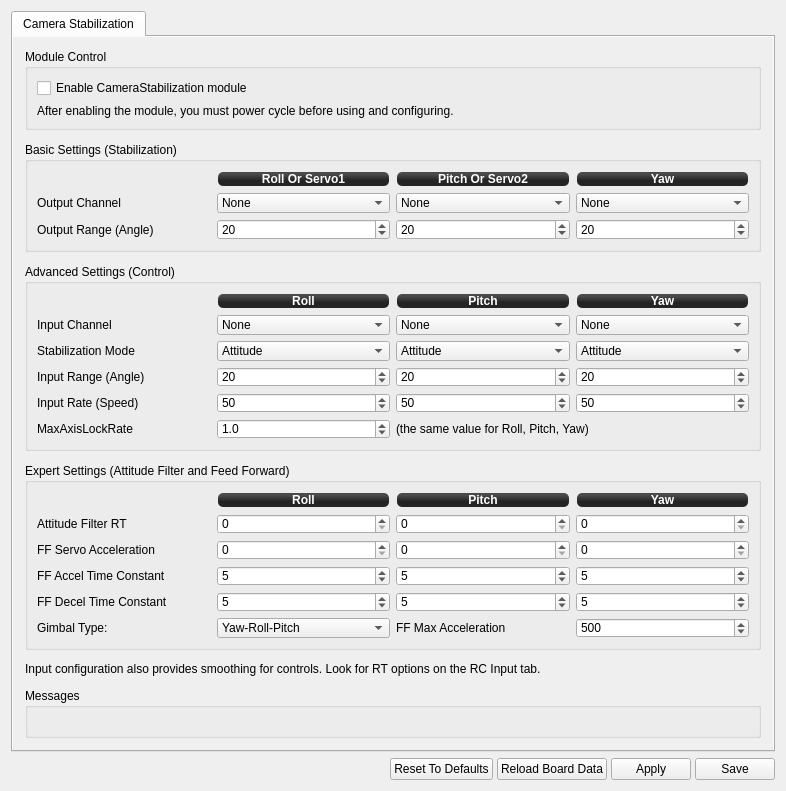
Old version of the form ground/openpilotgcs/src/plugins/config/camerastabilization.ui in the repository openpilot/OpenPilot.
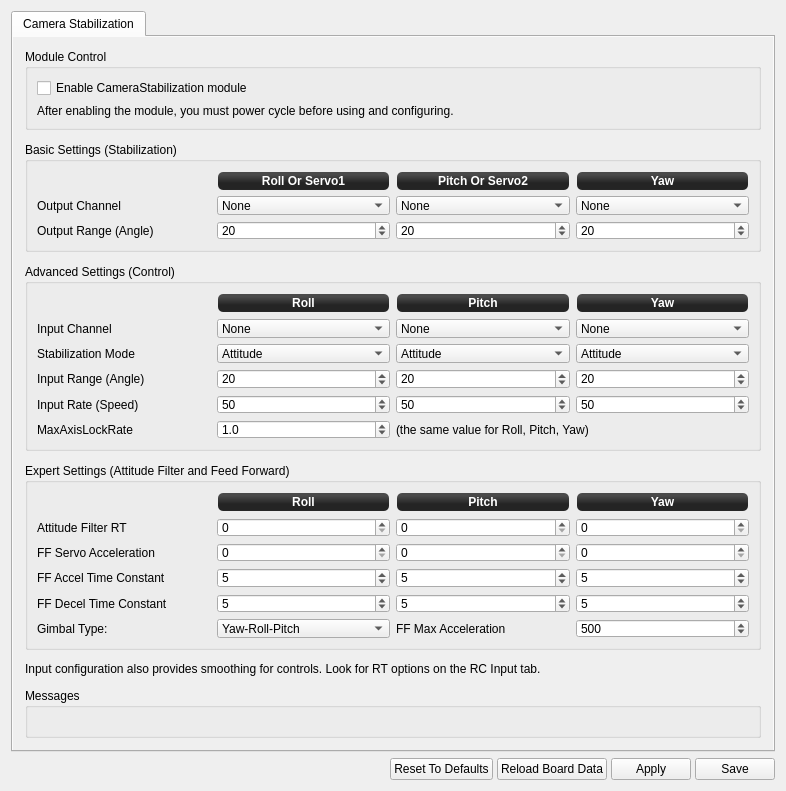
New version of the form. Icons and pictures are not drawn.

Commit message: OP-1323 GCS label font tweaks

Diff of the .ui file:
```diff
--- a/ground/openpilotgcs/src/plugins/config/camerastabilization.ui
+++ b/ground/openpilotgcs/src/plugins/config/camerastabilization.ui
@@ -312,21 +312,15 @@
                 <property name="minimumSize">
                  <size>
                   <width>0</width>
-                  <height>16</height>
-                 </size>
-                </property>
-                <property name="maximumSize">
-                 <size>
-                  <width>16777215</width>
-                  <height>16</height>
+                  <height>20</height>
                  </size>
                 </property>
                 <property name="styleSheet">
                  <string notr="true">background-color: qlineargradient(spread:reflect, x1:0.507, y1:0, x2:0.507, y2:0.772, stop:0.208955 rgba(74, 74, 74, 255), stop:0.78607 rgba(36, 36, 36, 255));
 color: rgb(255, 255, 255);
 border-radius: 5;
-font: bold 12px;
-margin:1px;</string>
+margin:1px;
+font:bold;</string>
                 </property>
                 <property name="text">
                  <string>Yaw</string>
@@ -341,21 +335,15 @@
                 <property name="minimumSize">
                  <size>
                   <width>0</width>
-                  <height>16</height>
-                 </size>
-                </property>
-                <property name="maximumSize">
-                 <size>
-                  <width>16777215</width>
-                  <height>16</height>
+                  <height>20</height>
                  </size>
                 </property>
                 <property name="styleSheet">
                  <string notr="true">background-color: qlineargradient(spread:reflect, x1:0.507, y1:0, x2:0.507, y2:0.772, stop:0.208955 rgba(74, 74, 74, 255), stop:0.78607 rgba(36, 36, 36, 255));
 color: rgb(255, 255, 255);
 border-radius: 5;
-font: bold 12px;
-margin:1px;</string>
+margin:1px;
+font:bold;</string>
                 </property>
                 <property name="text">
                  <string>Pitch Or Servo2</string>
@@ -370,21 +358,15 @@
                 <property name="minimumSize">
                  <size>
                   <width>0</width>
-                  <height>16</height>
-                 </size>
-                </property>
-                <property name="maximumSize">
-                 <size>
-                  <width>16777215</width>
-                  <height>16</height>
+                  <height>20</height>
                  </size>
                 </property>
                 <property name="styleSheet">
                  <string notr="true">background-color: qlineargradient(spread:reflect, x1:0.507, y1:0, x2:0.507, y2:0.772, stop:0.208955 rgba(74, 74, 74, 255), stop:0.78607 rgba(36, 36, 36, 255));
 color: rgb(255, 255, 255);
 border-radius: 5;
-font: bold 12px;
-margin:1px;</string>
+margin:1px;
+font:bold;</string>
                 </property>
                 <property name="text">
                  <string>Roll Or Servo1</string>
@@ -426,21 +408,15 @@
                 <property name="minimumSize">
                  <size>
                   <width>0</width>
-                  <height>16</height>
-                 </size>
-                </property>
-                <property name="maximumSize">
-                 <size>
-                  <width>16777215</width>
-                  <height>16</height>
+                  <height>20</height>
                  </size>
                 </property>
                 <property name="styleSheet">
                  <string notr="true">background-color: qlineargradient(spread:reflect, x1:0.507, y1:0, x2:0.507, y2:0.772, stop:0.208955 rgba(74, 74, 74, 255), stop:0.78607 rgba(36, 36, 36, 255));
 color: rgb(255, 255, 255);
 border-radius: 5;
-font: bold 12px;
-margin:1px;</string>
+margin:1px;
+font:bold;</string>
                 </property>
                 <property name="text">
                  <string>Yaw</string>
@@ -455,21 +431,15 @@
                 <property name="minimumSize">
                  <size>
                   <width>0</width>
-                  <height>16</height>
-                 </size>
-                </property>
-                <property name="maximumSize">
-                 <size>
-                  <width>16777215</width>
-                  <height>16</height>
+                  <height>20</height>
                  </size>
                 </property>
                 <property name="styleSheet">
                  <string notr="true">background-color: qlineargradient(spread:reflect, x1:0.507, y1:0, x2:0.507, y2:0.772, stop:0.208955 rgba(74, 74, 74, 255), stop:0.78607 rgba(36, 36, 36, 255));
 color: rgb(255, 255, 255);
 border-radius: 5;
-font: bold 12px;
-margin:1px;</string>
+margin:1px;
+font:bold;</string>
                 </property>
                 <property name="text">
                  <string>Pitch</string>
@@ -484,21 +454,15 @@
                 <property name="minimumSize">
                  <size>
                   <width>0</width>
-                  <height>16</height>
-                 </size>
-                </property>
-                <property name="maximumSize">
-                 <size>
-                  <width>16777215</width>
-                  <height>16</height>
+                  <height>20</height>
                  </size>
                 </property>
                 <property name="styleSheet">
                  <string notr="true">background-color: qlineargradient(spread:reflect, x1:0.507, y1:0, x2:0.507, y2:0.772, stop:0.208955 rgba(74, 74, 74, 255), stop:0.78607 rgba(36, 36, 36, 255));
 color: rgb(255, 255, 255);
 border-radius: 5;
-font: bold 12px;
-margin:1px;</string>
+margin:1px;
+font:bold;</string>
                 </property>
                 <property name="text">
                  <string>Roll</string>
@@ -914,21 +878,15 @@
                 <property name="minimumSize">
                  <size>
                   <width>0</width>
-                  <height>16</height>
-                 </size>
-                </property>
-                <property name="maximumSize">
-                 <size>
-                  <width>16777215</width>
-                  <height>16</height>
+                  <height>20</height>
                  </size>
                 </property>
                 <property name="styleSheet">
                  <string notr="true">background-color: qlineargradient(spread:reflect, x1:0.507, y1:0, x2:0.507, y2:0.772, stop:0.208955 rgba(74, 74, 74, 255), stop:0.78607 rgba(36, 36, 36, 255));
 color: rgb(255, 255, 255);
 border-radius: 5;
-font: bold 12px;
-margin:1px;</string>
+margin:1px;
+font:bold;</string>
                 </property>
                 <property name="text">
                  <string>Roll</string>
@@ -943,21 +901,15 @@
                 <property name="minimumSize">
                  <size>
                   <width>0</width>
-                  <height>16</height>
-                 </size>
-                </property>
-                <property name="maximumSize">
-                 <size>
-                  <width>16777215</width>
-                  <height>16</height>
+                  <height>20</height>
                  </size>
                 </property>
                 <property name="styleSheet">
                  <string notr="true">background-color: qlineargradient(spread:reflect, x1:0.507, y1:0, x2:0.507, y2:0.772, stop:0.208955 rgba(74, 74, 74, 255), stop:0.78607 rgba(36, 36, 36, 255));
 color: rgb(255, 255, 255);
 border-radius: 5;
-font: bold 12px;
-margin:1px;</string>
+margin:1px;
+font:bold;</string>
                 </property>
                 <property name="text">
                  <string>Pitch</string>
@@ -972,21 +924,15 @@
                 <property name="minimumSize">
                  <size>
                   <width>0</width>
-                  <height>16</height>
-                 </size>
-                </property>
-                <property name="maximumSize">
-                 <size>
-                  <width>16777215</width>
-                  <height>16</height>
+                  <height>20</height>
                  </size>
                 </property>
                 <property name="styleSheet">
                  <string notr="true">background-color: qlineargradient(spread:reflect, x1:0.507, y1:0, x2:0.507, y2:0.772, stop:0.208955 rgba(74, 74, 74, 255), stop:0.78607 rgba(36, 36, 36, 255));
 color: rgb(255, 255, 255);
 border-radius: 5;
-font: bold 12px;
-margin:1px;</string>
+margin:1px;
+font:bold;</string>
                 </property>
                 <property name="text">
                  <string>Yaw</string>
```
The commit also changes 5 other files.
